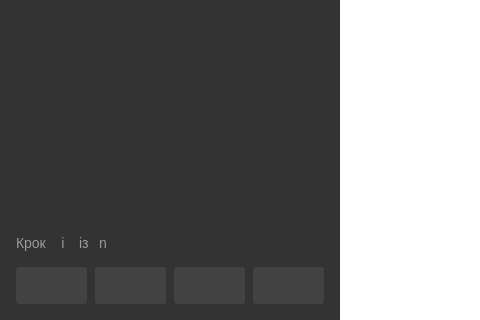
Above: graphedit/mainwindow.ui from SnosMe/kursova before the change; both pictures show x 0 to 480 and y 246 to 566 of the 1081 by 566 pixel window. Below: the same form after it.
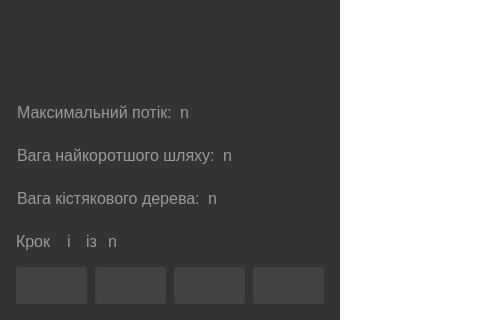
That is the form after the change. The open tabs and pages were chosen to show the change. Icons and pictures are not drawn. Custom widgets are drawn as their Qt base class.

Diff of the .ui file:
```diff
--- a/graphedit/mainwindow.ui
+++ b/graphedit/mainwindow.ui
@@ -748,7 +748,7 @@
           <property name="styleSheet">
            <string notr="true">QLabel {
 	color: #999;
-	font-size: 14px;
+	font-size: 16px;
 }
 
 * {
@@ -816,80 +816,148 @@
             </spacer>
            </item>
            <item>
-            <layout class="QHBoxLayout" name="horizontalLayout_8">
+            <widget class="QWidget" name="maxFlowWrapper" native="true">
+             <layout class="QHBoxLayout" name="horizontalLayout_7" stretch="0,1">
              <property name="spacing">
               <number>8</number>
              </property>
              <property name="leftMargin">
-              <number>9</number>
+               <number>1</number>
              </property>
              <property name="topMargin">
-              <number>9</number>
+               <number>8</number>
              </property>
              <property name="rightMargin">
-              <number>9</number>
+               <number>1</number>
              </property>
              <property name="bottomMargin">
-              <number>9</number>
-             </property>
-            </layout>
+               <number>8</number>
+              </property>
+              <item>
+               <widget class="QLabel" name="label_8">
+                <property name="text">
+                 <string>Максимальний потік:</string>
+                </property>
+               </widget>
+              </item>
+              <item>
+               <widget class="QLabel" name="label_maxFlow">
+                <property name="font">
+                 <font>
+                  <family>Segoe UI</family>
+                  <pointsize>-1</pointsize>
+                  <weight>50</weight>
+                  <italic>false</italic>
+                  <bold>false</bold>
+                 </font>
+                </property>
+                <property name="styleSheet">
+                 <string notr="true"/>
+                </property>
+                <property name="text">
+                 <string>n</string>
+                </property>
+               </widget>
+              </item>
+             </layout>
+            </widget>
            </item>
            <item>
-            <layout class="QHBoxLayout" name="horizontalLayout_7">
+            <widget class="QWidget" name="minPathWrapper" native="true">
+             <layout class="QHBoxLayout" name="horizontalLayout_6" stretch="0,1">
              <property name="spacing">
               <number>8</number>
              </property>
              <property name="leftMargin">
-              <number>9</number>
+               <number>1</number>
              </property>
              <property name="topMargin">
-              <number>9</number>
+               <number>8</number>
              </property>
              <property name="rightMargin">
-              <number>9</number>
+               <number>1</number>
              </property>
              <property name="bottomMargin">
-              <number>9</number>
-             </property>
-            </layout>
+               <number>8</number>
+              </property>
+              <item>
+               <widget class="QLabel" name="label_6">
+                <property name="text">
+                 <string>Вага найкоротшого шляху:</string>
+                </property>
+               </widget>
+              </item>
+              <item>
+               <widget class="QLabel" name="label_minPath">
+                <property name="font">
+                 <font>
+                  <family>Segoe UI</family>
+                  <pointsize>-1</pointsize>
+                  <weight>50</weight>
+                  <italic>false</italic>
+                  <bold>false</bold>
+                 </font>
+                </property>
+                <property name="styleSheet">
+                 <string notr="true"/>
+                </property>
+                <property name="text">
+                 <string>n</string>
+                </property>
+               </widget>
+              </item>
+             </layout>
+            </widget>
            </item>
            <item>
-            <layout class="QHBoxLayout" name="horizontalLayout_6">
+            <widget class="QWidget" name="minTreeWrapper" native="true">
+             <layout class="QHBoxLayout" name="horizontalLayout_5" stretch="0,1">
              <property name="spacing">
               <number>8</number>
              </property>
              <property name="leftMargin">
-              <number>9</number>
+               <number>1</number>
              </property>
              <property name="topMargin">
-              <number>9</number>
+               <number>8</number>
              </property>
              <property name="rightMargin">
-              <number>9</number>
+               <number>1</number>
              </property>
              <property name="bottomMargin">
-              <number>9</number>
-             </property>
-            </layout>
-           </item>
+               <number>8</number>
+              </property>
            <item>
-            <layout class="QHBoxLayout" name="horizontalLayout_5">
-             <property name="spacing">
-              <number>8</number>
-             </property>
-             <property name="leftMargin">
-              <number>9</number>
-             </property>
-             <property name="topMargin">
-              <number>9</number>
-             </property>
-             <property name="rightMargin">
-              <number>9</number>
-             </property>
-             <property name="bottomMargin">
-              <number>9</number>
-             </property>
-            </layout>
+               <widget class="QLabel" name="label_4">
+                <property name="text">
+                 <string>Вага кістякового дерева:</string>
+                </property>
+                <property name="wordWrap">
+                 <bool>false</bool>
+                </property>
+               </widget>
+              </item>
+              <item>
+               <widget class="QLabel" name="label_minTree">
+                <property name="font">
+                 <font>
+                  <family>Segoe UI</family>
+                  <pointsize>-1</pointsize>
+                  <weight>50</weight>
+                  <italic>false</italic>
+                  <bold>false</bold>
+                 </font>
+                </property>
+                <property name="styleSheet">
+                 <string notr="true"/>
+                </property>
+                <property name="text">
+                 <string>n</string>
+                </property>
+               </widget>
+              </item>
+             </layout>
+            </widget>
            </item>
            <item>
             <layout class="QHBoxLayout" name="horizontalLayout_4" stretch="0,0,0,1">
@@ -919,7 +987,7 @@
               <widget class="QLabel" name="label_currentStep">
                <property name="minimumSize">
                 <size>
-                 <width>16</width>
+                 <width>18</width>
                  <height>0</height>
                 </size>
                </property>
@@ -935,7 +1003,7 @@
               <widget class="QLabel" name="label_3">
                <property name="minimumSize">
                 <size>
-                 <width>12</width>
+                 <width>14</width>
                  <height>0</height>
                 </size>
                </property>
```
Lines whose indentation alone changed are shown as unchanged.
